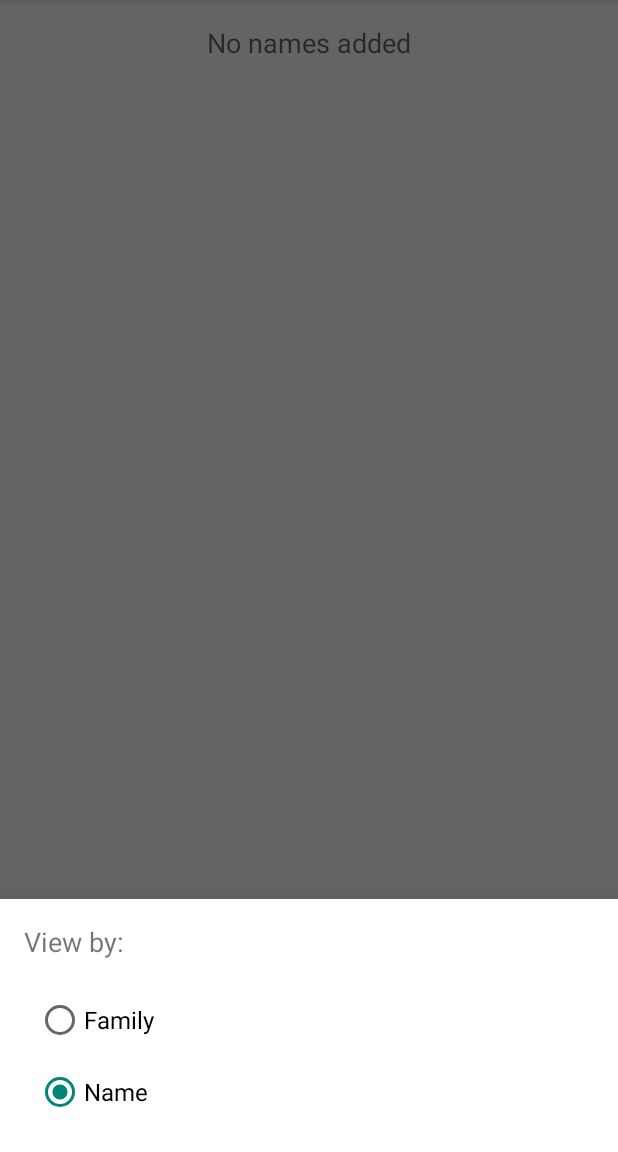
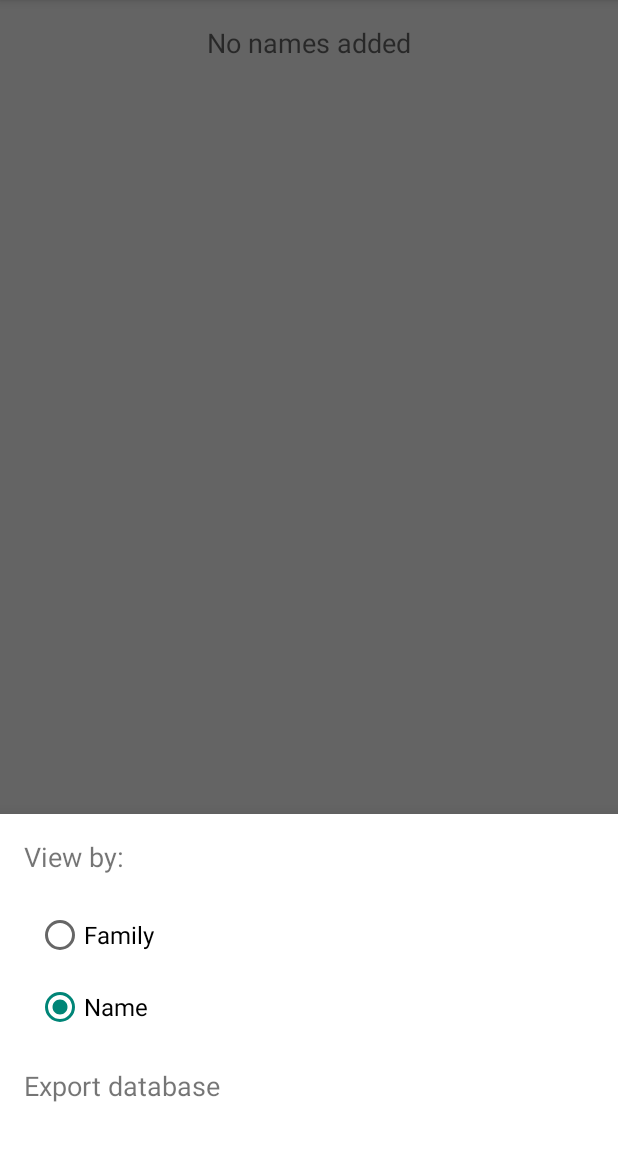
Before and after one commit to martin-walls/PresentsOrganiser, an Android app: the screen it shows after launch (MainActivity), after a tap on "Settings", on a phone screen of 412 x 824 dp, the part 84-1236 px from its top. Run offline under Robolectric (Android 15) with nearby library versions, the phone set to English and light mode, and no system bars.

Commit message:
Integrate export functionality into dialog, update output path

```diff
--- a/app/src/main/AndroidManifest.xml
+++ b/app/src/main/AndroidManifest.xml
@@ -2,6 +2,9 @@
 <manifest xmlns:android="http://schemas.android.com/apk/res/android"
     xmlns:tools="http://schemas.android.com/tools"
     package="com.martinwalls.presentsorganiser">
+
+    <uses-permission android:name="android.permission.WRITE_EXTERNAL_STORAGE" />
+    <uses-permission android:name="android.permission.READ_EXTERNAL_STORAGE" />
 
     <application
         android:allowBackup="true"
--- a/app/src/main/res/layout/dialog_bottom_main.xml
+++ b/app/src/main/res/layout/dialog_bottom_main.xml
@@ -1,10 +1,6 @@
 <?xml version="1.0" encoding="utf-8"?>
 <android.support.v4.widget.NestedScrollView
     xmlns:android="http://schemas.android.com/apk/res/android"
-    android:layout_width="match_parent"
-    android:layout_height="wrap_content">
-
-    <LinearLayout
     android:layout_width="match_parent"
     android:layout_height="wrap_content">
 
@@ -19,7 +15,6 @@
             android:layout_height="wrap_content"
             android:text="@string/dialog_title_sort_names_by"
             android:layout_alignParentLeft="true"
-                android:paddingRight="16dp"
             android:paddingBottom="16dp"
             android:textSize="18sp"/>
 
@@ -46,7 +41,17 @@
                 android:textSize="16sp"
                 android:layout_margin="@dimen/radio_vertical_margin"/>
         </RadioGroup>
+
+        <TextView
+            android:id="@+id/export_db"
+            android:layout_width="wrap_content"
+            android:layout_height="wrap_content"
+            android:text="@string/export_db"
+            android:layout_below="@id/radio_sort_by"
+            android:layout_alignParentLeft="true"
+            android:paddingTop="16dp"
+            android:paddingBottom="16dp"
+            android:textSize="18sp"/>
+
     </RelativeLayout>
-    </LinearLayout>
-
 </android.support.v4.widget.NestedScrollView>
--- a/app/src/main/res/values/strings.xml
+++ b/app/src/main/res/values/strings.xml
@@ -54,6 +54,9 @@
     <!-- Dialog titles -->
     <string name="dialog_title_sort_names_by">View by:</string>
 
+    <!-- settings options -->
+    <string name="export_db">Export database</string>
+
     <!-- Shared preferences keys -->
     <string name="key_sort_names_by">key_sort_names_by</string>
 </resources>
```
Also changed, not shown: app/src/main/java/com/martinwalls/presentsorganiser/DBHandler.java (+3 -4 lines), app/src/main/java/com/martinwalls/presentsorganiser/MainActivity.java (+19 -0 lines). Lines whose indentation alone changed are shown as unchanged.
